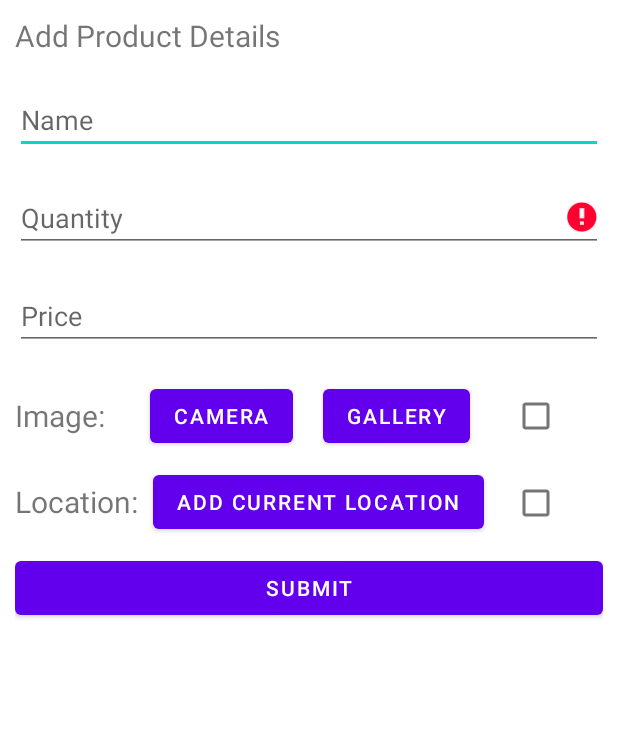
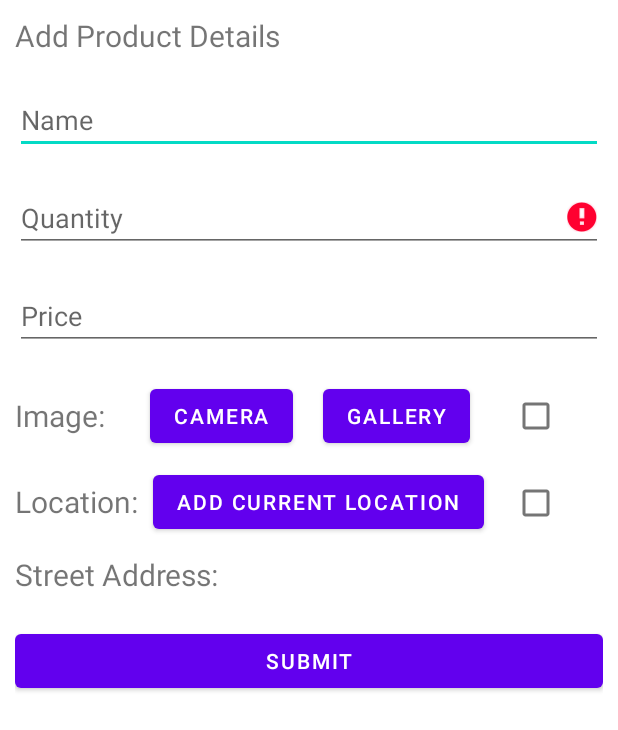
Before and after one commit to tanuj-ahuja/team30FinalProject, an Android app: the ProductDetailActivity screen opened directly, with no data from a screen before it, after a tap on "SUBMIT", on a phone screen of 412 x 824 dp. Shown: the top 730 px of the screen. Run offline under Robolectric (Android 15) with nearby library versions, the phone set to English and light mode, and no system bars; our stand-ins replace Firebase (no records; nobody signed in at launch, a user with empty details on screens opened directly); 1 statement that could not run was skipped.

Commit message:
Location info saved to firebase

```diff
--- a/app/src/main/java/com/example/team30finalproject/ProductDetailActivity.java
+++ b/app/src/main/java/com/example/team30finalproject/ProductDetailActivity.java
@@ -3,7 +3,6 @@ package com.example.team30finalproject;
 import androidx.activity.result.ActivityResult;
 import androidx.activity.result.ActivityResultCallback;
 import androidx.activity.result.ActivityResultLauncher;
-import androidx.activity.result.contract.ActivityResultContract;
 import androidx.activity.result.contract.ActivityResultContracts;
 import androidx.annotation.NonNull;
 import androidx.appcompat.app.AppCompatActivity;
@@ -15,8 +14,8 @@ import android.Manifest;
 import android.app.Activity;
 import android.content.Intent;
 import android.content.pm.PackageManager;
-import android.graphics.Bitmap;
-import android.graphics.BitmapFactory;
+import android.location.Address;
+import android.location.Geocoder;
 import android.location.Location;
 import android.net.Uri;
 import android.os.Build;
@@ -28,18 +27,15 @@ import android.view.View;
 import android.widget.Button;
 import android.widget.CheckBox;
 import android.widget.EditText;
-import android.widget.ImageView;
+import android.widget.TextView;
 import android.widget.Toast;
 
-import com.firebase.geofire.GeoFire;
-import com.firebase.geofire.GeoLocation;
 import com.google.android.gms.location.FusedLocationProviderClient;
 import com.google.android.gms.location.LocationRequest;
 import com.google.android.gms.location.LocationServices;
 import com.google.android.gms.location.Priority;
 import com.google.android.gms.tasks.OnFailureListener;
 import com.google.android.gms.tasks.OnSuccessListener;
-import com.google.firebase.FirebaseError;
 import com.google.firebase.database.DatabaseReference;
 import com.google.firebase.database.FirebaseDatabase;
 import com.google.firebase.storage.FirebaseStorage;
@@ -49,8 +45,8 @@ import com.google.firebase.storage.UploadTask;
 import java.io.File;
 import java.io.IOException;
 import java.text.SimpleDateFormat;
-import java.util.ArrayList;
 import java.util.Date;
+import java.util.List;
 
 public class ProductDetailActivity extends AppCompatActivity {
 
@@ -58,11 +54,15 @@ public class ProductDetailActivity extends AppCompatActivity {
     private static final int CAMERA_REQUEST_CODE = 102;
     private static final int LOCATION_REQUEST_CODE = 99;
     private EditText nameEditText, priceEditText, quantityEditText;
+    private TextView nearestLandmark;
     private Button camera, gallery, submit, location;
     private CheckBox image_added, location_added;
     private DatabaseReference mDatabase;
     private String currentPhotoPath, fileName;
-    private String latitude, longitude;
+    private String strlatitude, strlongitude;
+    private String strAddress;
+    private double latitude;
+    private double longitude;
     StorageReference storageReference;
     ActivityResultLauncher<Intent> cameraActivityResultLauncher;
     ActivityResultLauncher<Intent> galleryActivityResultLauncher;
@@ -83,6 +83,7 @@ public class ProductDetailActivity extends AppCompatActivity {
         location = (Button) findViewById(R.id.location_selection);
         image_added = (CheckBox) findViewById(R.id.image_added);
         location_added = (CheckBox) findViewById(R.id.location_added);
+        nearestLandmark = (TextView) findViewById(R.id.landmark_location);
         storageReference = FirebaseStorage.getInstance().getReference();
         mDatabase = FirebaseDatabase.getInstance().getReference();
 
@@ -114,21 +115,23 @@ public class ProductDetailActivity extends AppCompatActivity {
                 String priceString = priceEditText.getText().toString();
 
                 if (quantityString.isEmpty()) {
-                    quantityEditText.setError("Name can not be empty");
+                    quantityEditText.setError("Quantity cannot be empty");
                     return;
                 }
                 if (priceString.isEmpty()) {
-                    priceEditText.setError("Name can not be empty");
+                    priceEditText.setError("Price cannot be empty");
                     return;
                 }
                 if (name.isEmpty()) {
-                    nameEditText.setError("Name can not be empty");
+                    nameEditText.setError("Product name cannot be empty");
                     return;
                 }
 
-                Produce p = new Produce(name, Double.parseDouble(priceString), Integer.parseInt(quantityString), fileName);
                 DatabaseReference accountRef = mDatabase.child("account").child(String.valueOf(email.hashCode()));
                 DatabaseReference newAccountRef = accountRef.push();
+
+                Produce p = new Produce(name, Double.parseDouble(priceString), Integer.parseInt(quantityString),
+                        fileName, latitude, longitude, strAddress);
                 newAccountRef.setValue(p);
             }
         });
@@ -199,9 +202,20 @@ public class ProductDetailActivity extends AppCompatActivity {
     }
 
     private void getLocationValues(Location location) {
-        latitude = String.valueOf(location.getLatitude());
-        longitude = String.valueOf(location.getLongitude());
+        strlatitude = String.valueOf(location.getLatitude());
+        strlongitude = String.valueOf(location.getLongitude());
+        latitude = location.getLatitude();
+        longitude = location.getLongitude();
         location_added.setChecked(true);
+        Geocoder geocoder = new Geocoder(ProductDetailActivity.this);
+        try{
+            List<Address> address = geocoder.getFromLocation(latitude,longitude,1);
+            strAddress = address.get(0).getAddressLine(0);
+            nearestLandmark.setText(strAddress);
+        } catch (Exception e){
+            strAddress = "NA";
+            nearestLandmark.setText("Unable to get street address");
+        }
     }
 
     private void askCameraPermission() {
--- a/app/src/main/java/com/example/team30finalproject/SignUpActivity.java
+++ b/app/src/main/java/com/example/team30finalproject/SignUpActivity.java
@@ -35,7 +35,6 @@ public class SignUpActivity extends AppCompatActivity {
     private EditText editTextEmail, editTextPassword, editTextMobile, editTextName;
     private Button signUp;
     private FirebaseAuth mAuth;
-    private DatabaseReference mDatabase;
 
     @Override
     protected void onCreate(Bundle savedInstanceState) {
--- a/app/src/main/res/layout/activity_product_detail.xml
+++ b/app/src/main/res/layout/activity_product_detail.xml
@@ -118,12 +118,35 @@
         android:clickable="false"
         android:text="" />
 
+    <TextView
+        android:id="@+id/nearest_landmark"
+        android:layout_width="wrap_content"
+        android:layout_height="wrap_content"
+        android:layout_below="@+id/location_added"
+        android:layout_marginRight="10dp"
+        android:layout_marginBottom="20dp"
+        android:layout_marginTop="10dp"
+        android:text="@string/nearby_location"
+        android:textSize="20dp" />
+
+    <TextView
+        android:id="@+id/landmark_location"
+        android:layout_width="wrap_content"
+        android:layout_height="wrap_content"
+        android:layout_below="@+id/location_added"
+        android:layout_toRightOf="@+id/nearest_landmark"
+        android:layout_marginRight="20dp"
+        android:layout_marginBottom="20dp"
+        android:layout_marginTop="10dp"
+        android:text=""
+        android:textSize="20dp" />
+
     <Button
         android:id="@+id/submit_product"
         android:layout_width="match_parent"
         android:layout_height="wrap_content"
         android:text="@string/submit"
-        android:layout_below="@+id/add_location"
+        android:layout_below="@+id/nearest_landmark"
         android:layout_marginBottom="20dp"/>
 
 
--- a/app/src/main/res/values/strings.xml
+++ b/app/src/main/res/values/strings.xml
@@ -17,4 +17,5 @@
     <string name="add_image">Image:</string>
     <string name="add_location">Location:</string>
     <string name="add_current_location">Add Current Location</string>
+    <string name="nearby_location">Street Address:</string>
 </resources>
```
Also changed, not shown: app/src/main/java/com/example/team30finalproject/Produce.java (+8 -1 lines), app/src/main/res/layout/activity_sign_up.xml (+8 -12 lines).
